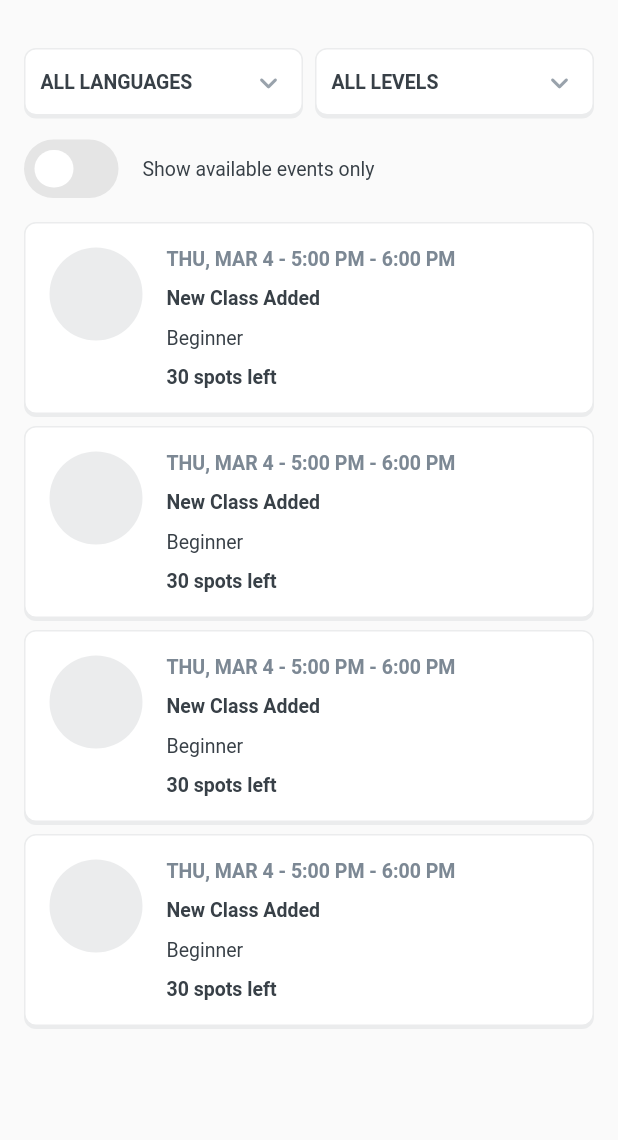
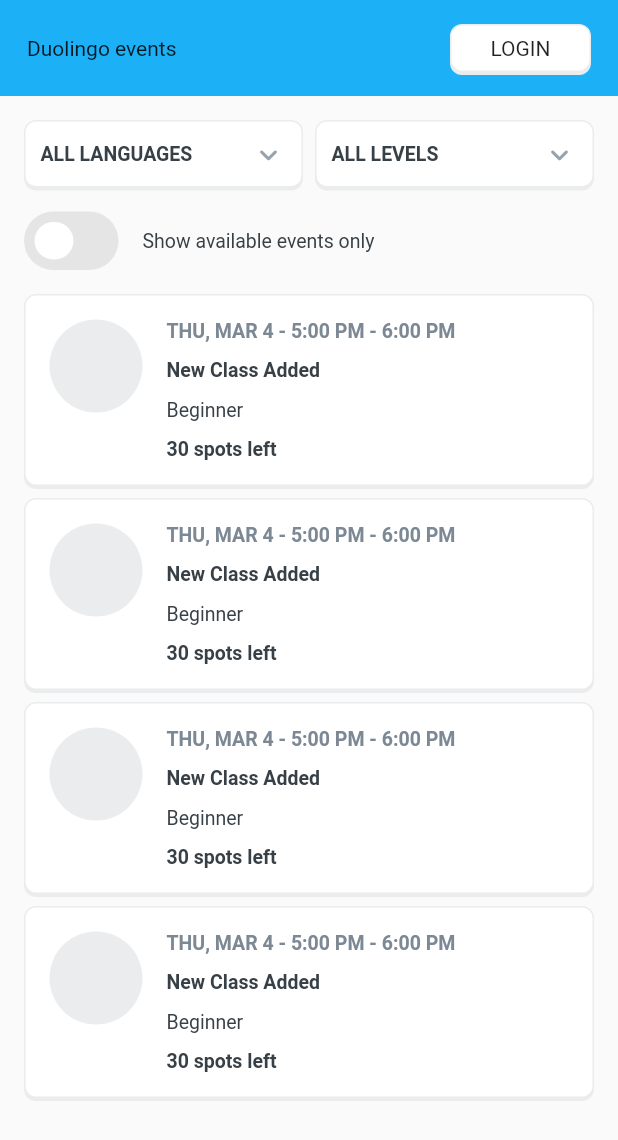
Before and after one commit to nguyenquan123vn/duolingo_event_flutter, a Flutter app: the screen it shows after launch, on a phone screen of 412 x 824 dp. Shown: the top 1140 px of the screen. Run offline on Flutter 3.47's test engine with Material 2 defaults, Android fonts, the phone set to English and light mode, and no system bars; our stand-ins replace google_fonts; statements that could not run were skipped.

```diff
--- a/lib/screens/event_home/components/body.dart
+++ b/lib/screens/event_home/components/body.dart
@@ -10,7 +10,7 @@ class Body extends StatelessWidget {
   @override
   Widget build(BuildContext context) {
     return Padding(
-      padding: const EdgeInsets.only(left: 16.0, right: 16.0, top: 32.0),
+      padding: const EdgeInsets.only(left: 16.0, right: 16.0, top: 16.0),
       child: Container(
         child: Column(children: [
           Row(
--- a/lib/screens/event_home/event_home_screen.dart
+++ b/lib/screens/event_home/event_home_screen.dart
@@ -1,11 +1,15 @@
+import 'package:duolingo_event_app/global/widget/appBar.dart';
 import 'package:flutter/material.dart';
 import 'components/body.dart';
 
 class EventsScreen extends StatelessWidget {
   @override
   Widget build(BuildContext context) {
-    return Scaffold(
-      body: Body(),
+    return SafeArea(
+          child: Scaffold(
+        appBar: CustomedAppBar(),
+        body: Body(),
+      ),
     );
   }
 }
```
